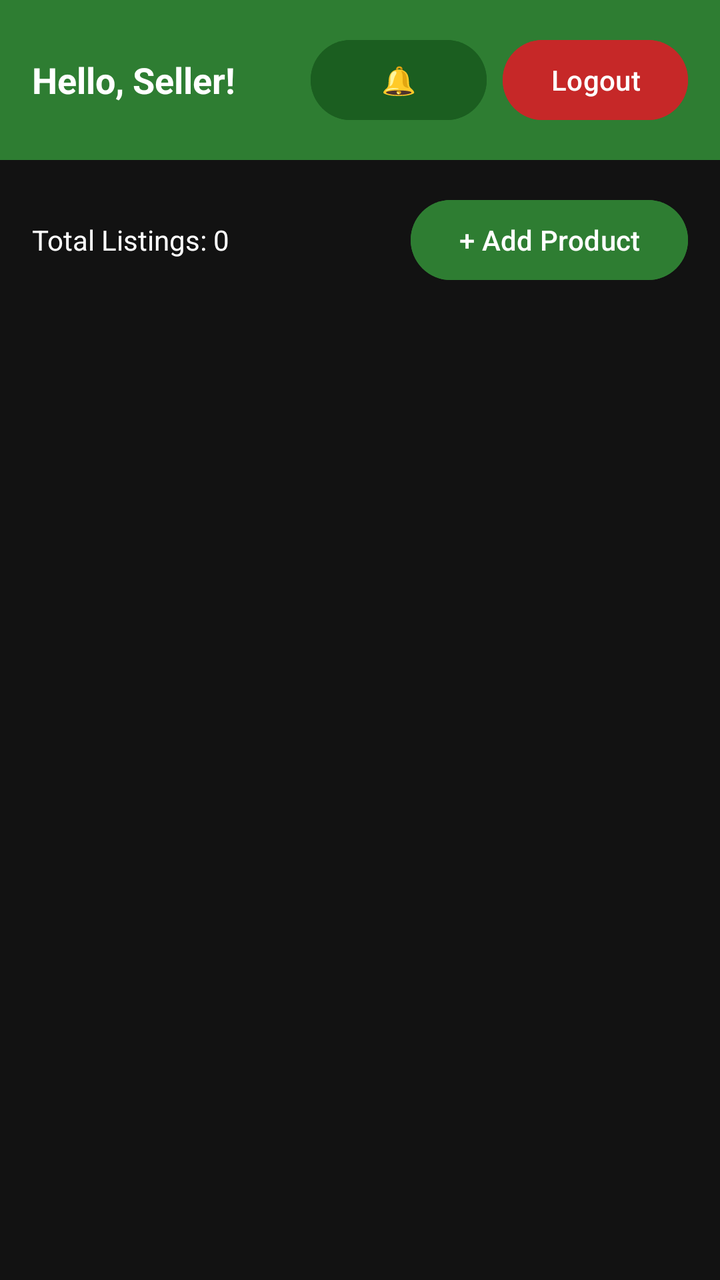
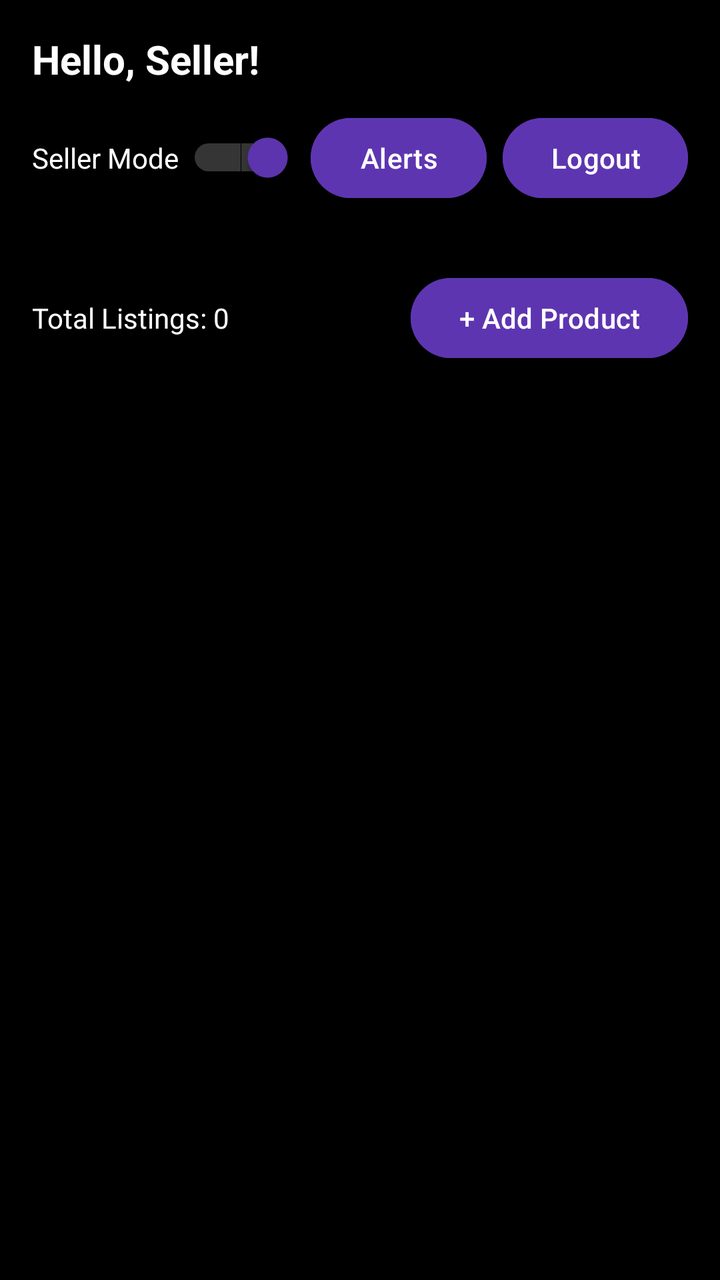

The first picture is an Android layout as it rendered before a commit; the second is the same layout after the commit. The layout source and the unified diff follow.
<!-- AndroidManifest.xml: application theme Theme.CampusCycle -->
<!-- res/layout/activity_seller_dashboard.xml -->
<?xml version="1.0" encoding="utf-8"?>
<LinearLayout xmlns:android="http://schemas.android.com/apk/res/android"
    android:layout_width="match_parent"
    android:layout_height="match_parent"
    android:orientation="vertical"
    android:background="@color/background">

    <LinearLayout
        android:layout_width="match_parent"
        android:layout_height="wrap_content"
        android:orientation="horizontal"
        android:background="#2E7D32"
        android:padding="16dp"
        android:gravity="center_vertical">

        <TextView
            android:id="@+id/tvWelcome"
            android:layout_width="0dp"
            android:layout_height="wrap_content"
            android:layout_weight="1"
            android:text="Hello, Seller!"
            android:textColor="@color/textPrimary"
            android:textSize="18sp"
            android:textStyle="bold"/>

        <Button
            android:id="@+id/btnNotifications"
            android:layout_width="wrap_content"
            android:layout_height="wrap_content"
            android:text="🔔"
            android:backgroundTint="#1B5E20"
            android:textColor="#FFFFFF"
            android:layout_marginEnd="8dp"/>

        <Button
            android:id="@+id/btnLogout"
            android:layout_width="wrap_content"
            android:layout_height="wrap_content"
            android:text="Logout"
            android:backgroundTint="#C62828"
            android:textColor="#FFFFFF"/>
    </LinearLayout>

    <LinearLayout
        android:layout_width="match_parent"
        android:layout_height="wrap_content"
        android:orientation="horizontal"
        android:padding="16dp">

        <TextView
            android:id="@+id/tvProductCount"
            android:layout_width="0dp"
            android:layout_height="wrap_content"
            android:layout_weight="1"
            android:text="Total Listings: 0"
            android:textSize="14sp"
            android:textColor="@color/textPrimary"/>

        <Button
            android:id="@+id/btnAddProduct"
            android:layout_width="wrap_content"
            android:layout_height="wrap_content"
            android:text="+ Add Product"
            android:backgroundTint="#2E7D32"
            android:textColor="#FFFFFF"/>
    </LinearLayout>

    <ListView
        android:id="@+id/lvProducts"
        android:layout_width="match_parent"
        android:layout_height="0dp"
        android:layout_weight="1"
        android:divider="#E0E0E0"
        android:dividerHeight="1dp"
        android:paddingLeft="16dp"
        android:paddingRight="16dp"/>

    <TextView
        android:id="@+id/tvEmpty"
        android:layout_width="match_parent"
        android:layout_height="wrap_content"
        android:text="No products listed yet.\nTap '+ Add Product' to get started."
        android:gravity="center"
        android:textColor="@color/textPrimary"
        android:textSize="15sp"
        android:padding="40dp"
        android:visibility="gone"/>

</LinearLayout>
<!-- resources referenced by this layout -->
<resources>
  <color name="background">#121212</color>
  <color name="textPrimary">#FFFFFF</color>
  <style name="Theme.CampusCycle" parent="Theme.Material3.Dark.NoActionBar">
          <item name="colorPrimary">@color/primary</item>
          <item name="colorPrimaryVariant">@color/primaryDark</item>
          <item name="colorSecondary">@color/accent</item>
      </style>
  <color name="primary">#5E35B1</color>
  <color name="primaryDark">#4527A0</color>
  <color name="accent">#42A5F5</color>
</resources>

<!-- the commit's change to res/layout/activity_seller_dashboard.xml (unified diff, before → after) -->
@@ -3,49 +3,70 @@
     android:layout_width="match_parent"
     android:layout_height="match_parent"
     android:orientation="vertical"
-    android:background="@color/background">
+    android:background="@color/black">
 
     <LinearLayout
         android:layout_width="match_parent"
         android:layout_height="wrap_content"
-        android:orientation="horizontal"
-        android:background="#2E7D32"
-        android:padding="16dp"
-        android:gravity="center_vertical">
+        android:orientation="vertical"
+        android:background="@color/black"
+        android:padding="16dp">
 
         <TextView
             android:id="@+id/tvWelcome"
-            android:layout_width="0dp"
+            android:layout_width="match_parent"
             android:layout_height="wrap_content"
-            android:layout_weight="1"
             android:text="Hello, Seller!"
             android:textColor="@color/textPrimary"
-            android:textSize="18sp"
-            android:textStyle="bold"/>
+            android:textSize="20sp"
+            android:textStyle="bold"
+            android:maxLines="1"
+            android:ellipsize="end"
+            android:layout_marginBottom="12dp"/>
 
-        <Button
-            android:id="@+id/btnNotifications"
-            android:layout_width="wrap_content"
+        <LinearLayout
+            android:layout_width="match_parent"
             android:layout_height="wrap_content"
-            android:text="🔔"
-            android:backgroundTint="#1B5E20"
-            android:textColor="#FFFFFF"
-            android:layout_marginEnd="8dp"/>
+            android:orientation="horizontal"
+            android:gravity="center_vertical">
 
-        <Button
-            android:id="@+id/btnLogout"
-            android:layout_width="wrap_content"
-            android:layout_height="wrap_content"
-            android:text="Logout"
-            android:backgroundTint="#C62828"
-            android:textColor="#FFFFFF"/>
+            <Switch
+                android:id="@+id/switchRole"
+                android:layout_width="0dp"
+                android:layout_height="wrap_content"
+                android:layout_weight="1"
+                android:text="Seller Mode"
+                android:textColor="@color/textPrimary"
+                android:checked="true"
+                android:thumbTint="@color/primary"
+                android:trackTint="@color/textSecondary"
+                android:layout_marginEnd="8dp"/>
+
+            <Button
+                android:id="@+id/btnNotifications"
+                android:layout_width="wrap_content"
+                android:layout_height="wrap_content"
+                android:text="Alerts"
+                android:backgroundTint="@color/primary"
+                android:textColor="@color/white"
+                android:layout_marginEnd="8dp"/>
+
+            <Button
+                android:id="@+id/btnLogout"
+                android:layout_width="wrap_content"
+                android:layout_height="wrap_content"
+                android:text="Logout"
+                android:backgroundTint="@color/primary"
+                android:textColor="@color/white"/>
+        </LinearLayout>
     </LinearLayout>
 
     <LinearLayout
         android:layout_width="match_parent"
         android:layout_height="wrap_content"
         android:orientation="horizontal"
-        android:padding="16dp">
+        android:padding="16dp"
+        android:gravity="center_vertical">
 
         <TextView
             android:id="@+id/tvProductCount"
@@ -61,8 +82,8 @@
             android:layout_width="wrap_content"
             android:layout_height="wrap_content"
             android:text="+ Add Product"
-            android:backgroundTint="#2E7D32"
-            android:textColor="#FFFFFF"/>
+            android:backgroundTint="@color/primary"
+            android:textColor="@color/white"/>
     </LinearLayout>
 
     <ListView
@@ -70,7 +91,7 @@
         android:layout_width="match_parent"
         android:layout_height="0dp"
         android:layout_weight="1"
-        android:divider="#E0E0E0"
+        android:divider="#333333"
         android:dividerHeight="1dp"
         android:paddingLeft="16dp"
         android:paddingRight="16dp"/>
<!-- resource entries referenced after the edit -->
@@ -1,7 +1,9 @@
 <!-- resources referenced by this layout -->
 <resources>
-  <color name="background">#121212</color>
+  <color name="black">#FF000000</color>
   <color name="textPrimary">#FFFFFF</color>
+  <color name="textSecondary">#B0B0B0</color>
+  <color name="white">#FFFFFFFF</color>
   <style name="Theme.CampusCycle" parent="Theme.Material3.Dark.NoActionBar">
           <item name="colorPrimary">@color/primary</item>
           <item name="colorPrimaryVariant">@color/primaryDark</item>
